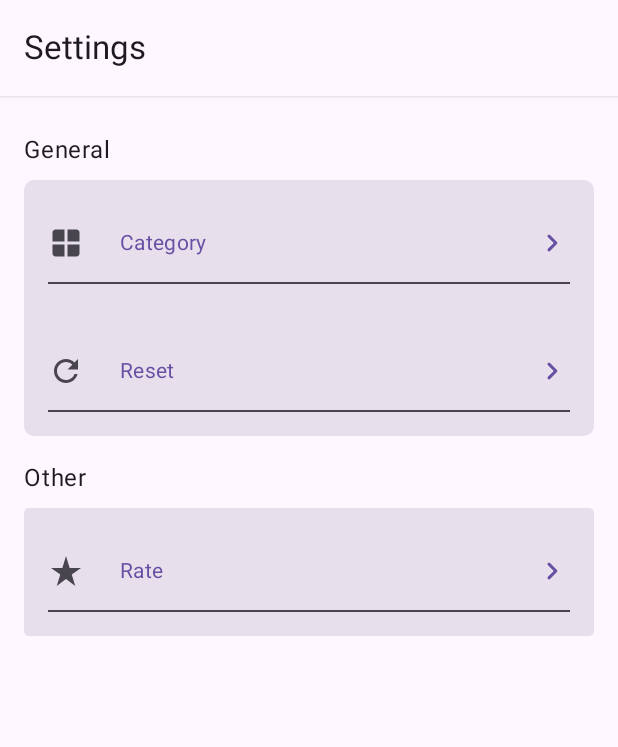
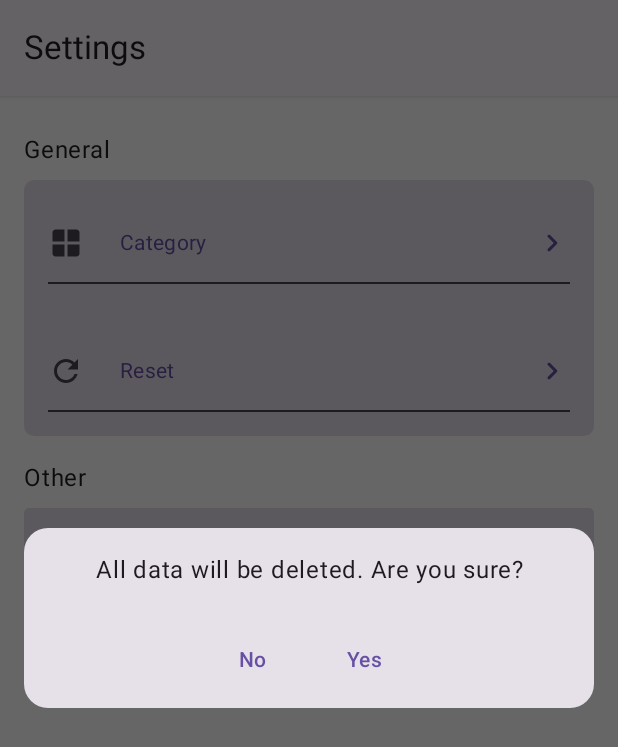
Before and after one commit to zuludin04/BuQu, an Android app built with Jetpack Compose: the composable SettingsScreen shown on its own in the app's theme, after a tap on "Reset", on a phone screen of 412 x 824 dp. Shown: the top 747 px of the screen. Run offline under Robolectric (Android 15) with nearby library versions, the phone set to English and light mode, and no system bars; our stand-ins replace Dagger/Hilt's generated code; 1 statement that could not run was skipped.

Commit message:
feat: add reset data function

```diff
--- a/app/src/main/java/com/app/zuludin/buqu/data/datasources/database/dao/CategoryDao.kt
+++ b/app/src/main/java/com/app/zuludin/buqu/data/datasources/database/dao/CategoryDao.kt
@@ -22,4 +22,10 @@ interface CategoryDao {
 
     @Query("DELETE FROM category WHERE categoryId = :categoryId")
     suspend fun deleteById(categoryId: String)
+
+    @Query("DELETE FROM category")
+    suspend fun deleteCategories()
+
+    @Upsert
+    suspend fun upsertCategories(categories: List<CategoryEntity>)
 }
--- a/app/src/main/java/com/app/zuludin/buqu/domain/repositories/ICategoryRepository.kt
+++ b/app/src/main/java/com/app/zuludin/buqu/domain/repositories/ICategoryRepository.kt
@@ -16,4 +16,6 @@ interface ICategoryRepository {
     )
 
     suspend fun deleteCategory(categoryId: String)
+
+    suspend fun deleteAllCategory()
 }
--- a/app/src/main/java/com/app/zuludin/buqu/domain/repositories/IQuoteRepository.kt
+++ b/app/src/main/java/com/app/zuludin/buqu/domain/repositories/IQuoteRepository.kt
@@ -18,4 +18,6 @@ interface IQuoteRepository {
     )
 
     suspend fun deleteQuote(quoteId: String)
+
+    suspend fun deleteAllQuote()
 }
--- /dev/null
+++ b/app/src/main/java/com/app/zuludin/buqu/domain/usecases/ResetDatabaseUseCase.kt
@@ -0,0 +1,15 @@
+package com.app.zuludin.buqu.domain.usecases
+
+import com.app.zuludin.buqu.data.repositories.CategoryRepository
+import com.app.zuludin.buqu.data.repositories.QuoteRepository
+import javax.inject.Inject
+
+class ResetDatabaseUseCase @Inject constructor(
+    private val quoteRepository: QuoteRepository,
+    private val categoryRepository: CategoryRepository
+) {
+    suspend operator fun invoke() {
+        quoteRepository.deleteAllQuote()
+        categoryRepository.deleteAllCategory()
+    }
+}
--- a/app/src/main/java/com/app/zuludin/buqu/ui/settings/SettingsScreen.kt
+++ b/app/src/main/java/com/app/zuludin/buqu/ui/settings/SettingsScreen.kt
@@ -1,13 +1,30 @@
 package com.app.zuludin.buqu.ui.settings
 
+import androidx.compose.foundation.layout.Arrangement
 import androidx.compose.foundation.layout.Column
+import androidx.compose.foundation.layout.Row
+import androidx.compose.foundation.layout.defaultMinSize
+import androidx.compose.foundation.layout.fillMaxWidth
 import androidx.compose.foundation.layout.padding
 import androidx.compose.foundation.rememberScrollState
+import androidx.compose.foundation.shape.RoundedCornerShape
 import androidx.compose.foundation.verticalScroll
-import androidx.compose.material3.Scaffold
+import androidx.compose.material.Scaffold
+import androidx.compose.material3.Card
+import androidx.compose.material3.Text
+import androidx.compose.material3.TextButton
 import androidx.compose.runtime.Composable
+import androidx.compose.runtime.LaunchedEffect
+import androidx.compose.runtime.getValue
+import androidx.compose.runtime.mutableStateOf
+import androidx.compose.runtime.remember
+import androidx.compose.ui.Alignment
 import androidx.compose.ui.Modifier
+import androidx.compose.ui.text.style.TextAlign
 import androidx.compose.ui.unit.dp
+import androidx.compose.ui.window.Dialog
+import androidx.hilt.navigation.compose.hiltViewModel
+import androidx.lifecycle.compose.collectAsStateWithLifecycle
 import com.app.zuludin.buqu.R
 import com.app.zuludin.buqu.core.compose.BuQuToolbar
 
@@ -22,10 +39,14 @@ import com.app.zuludin.buqu.core.compose.BuQuToolbar
  * */
 
 @Composable
-fun SettingsScreen(onOpenCategorySelectScreen: () -> Unit) {
-    Scaffold(
-        topBar = { BuQuToolbar("Settings") },
-    ) { paddingValues ->
+fun SettingsScreen(
+    onOpenCategorySelectScreen: () -> Unit,
+    viewModel: SettingsViewModel = hiltViewModel(),
+) {
+    val uiState by viewModel.uiState.collectAsStateWithLifecycle()
+    val openConfirmDialog = remember { mutableStateOf(false) }
+
+    Scaffold(topBar = { BuQuToolbar("Settings") }) { paddingValues ->
         Column(
             modifier = Modifier
                 .verticalScroll(rememberScrollState())
@@ -51,7 +72,7 @@ fun SettingsScreen(onOpenCategorySelectScreen: () -> Unit) {
                     name = "Reset",
                     icon = R.drawable.ic_reset,
                     iconDesc = "",
-                    onClick = { },
+                    onClick = { openConfirmDialog.value = true },
                 )
             }
 
@@ -71,4 +92,63 @@ fun SettingsScreen(onOpenCategorySelectScreen: () -> Unit) {
             }
         }
     }
+
+    LaunchedEffect(uiState) {
+        if (uiState.isResetSuccess) {
+            openConfirmDialog.value = false
+            viewModel.successMessageShown()
+        }
+    }
+
+    if (openConfirmDialog.value) {
+        ResetDialogConfirmation(
+            onDismissRequest = { openConfirmDialog.value = false },
+            onConfirmation = viewModel::resetData
+        )
+    }
 }
+
+@Composable
+private fun ResetDialogConfirmation(
+    onDismissRequest: () -> Unit,
+    onConfirmation: () -> Unit
+) {
+    Dialog(onDismissRequest = { onDismissRequest() }) {
+        Card(
+            modifier = Modifier
+                .defaultMinSize()
+                .padding(16.dp),
+            shape = RoundedCornerShape(16.dp),
+        ) {
+            Column(
+                modifier = Modifier.defaultMinSize(),
+                verticalArrangement = Arrangement.Center,
+                horizontalAlignment = Alignment.CenterHorizontally,
+            ) {
+                Text(
+                    text = "All data will be deleted. Are you sure?",
+                    modifier = Modifier.padding(16.dp),
+                    textAlign = TextAlign.Center,
+                )
+                Row(
+                    modifier = Modifier
+                        .fillMaxWidth(),
+                    horizontalArrangement = Arrangement.Center,
+                ) {
+                    TextButton(
+                        onClick = { onDismissRequest() },
+                        modifier = Modifier.padding(8.dp),
+                    ) {
+                        Text("No")
+                    }
+                    TextButton(
+                        onClick = { onConfirmation() },
+                        modifier = Modifier.padding(8.dp),
+                    ) {
+                        Text("Yes")
+                    }
+                }
+            }
+        }
+    }
+}
--- /dev/null
+++ b/app/src/main/java/com/app/zuludin/buqu/ui/settings/SettingsViewModel.kt
@@ -0,0 +1,33 @@
+package com.app.zuludin.buqu.ui.settings
+
+import androidx.lifecycle.ViewModel
+import androidx.lifecycle.viewModelScope
+import com.app.zuludin.buqu.domain.usecases.ResetDatabaseUseCase
+import dagger.hilt.android.lifecycle.HiltViewModel
+import kotlinx.coroutines.flow.MutableStateFlow
+import kotlinx.coroutines.flow.StateFlow
+import kotlinx.coroutines.flow.update
+import kotlinx.coroutines.launch
+import javax.inject.Inject
+
+data class SettingsUiState(
+    val isResetSuccess: Boolean = false
+)
+
+@HiltViewModel
+class SettingsViewModel @Inject constructor(private val useCase: ResetDatabaseUseCase) :
+    ViewModel() {
+    private val _uiState = MutableStateFlow(SettingsUiState())
+    val uiState: StateFlow<SettingsUiState> = _uiState
+
+    fun resetData() = viewModelScope.launch {
+        useCase.invoke()
+        _uiState.update { it.copy(isResetSuccess = true) }
+    }
+
+    fun successMessageShown() {
+        _uiState.update {
+            it.copy(isResetSuccess = false)
+        }
+    }
+}
```
Also changed, not shown: app/src/main/java/com/app/zuludin/buqu/data/datasources/database/dao/QuoteDao.kt (+3 -6 lines), app/src/main/java/com/app/zuludin/buqu/data/datasources/source/QuoteLocalDataSource.kt (+7 -4 lines), app/src/main/java/com/app/zuludin/buqu/data/repositories/CategoryRepository.kt (+36 -2 lines), app/src/main/java/com/app/zuludin/buqu/data/repositories/QuoteRepository.kt (+5 -2 lines).
